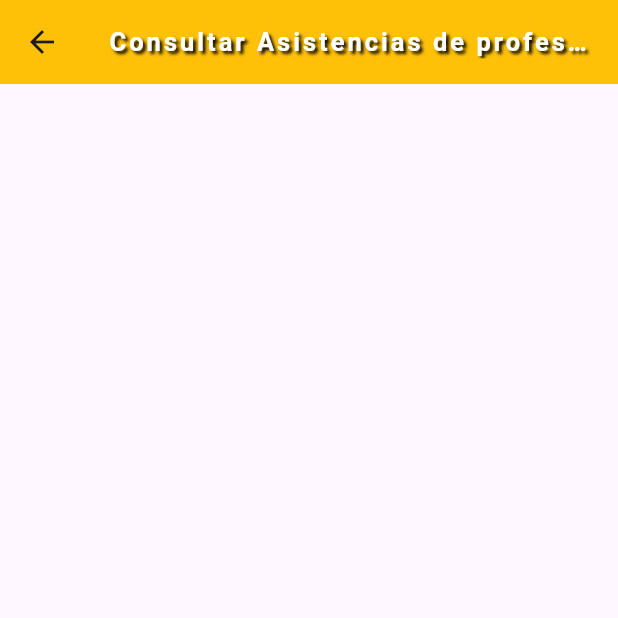
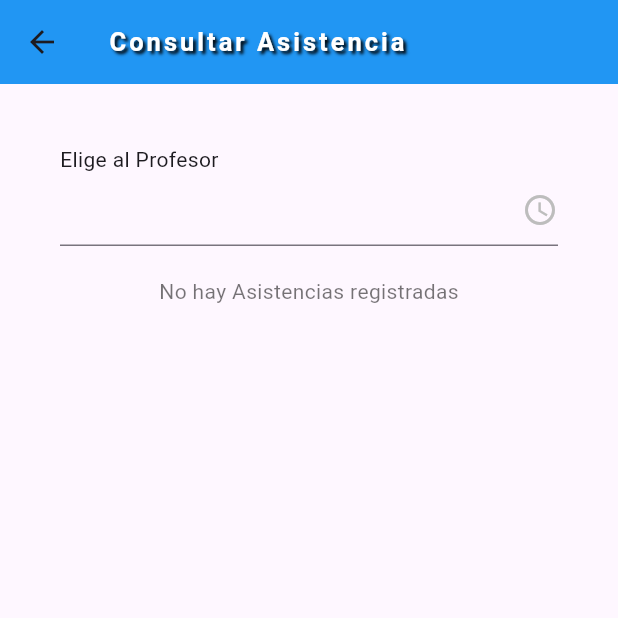
Before and after one commit to JOAGOC/dam_u3_practica1_checador_asistencia, a Flutter app: the GUIConsultarAsistencia screen opened directly, on a phone screen of 412 x 824 dp, the top half of it. Run offline on Flutter 3.47's test engine with Material 3 defaults, Android fonts, the phone set to English and light mode, and no system bars; our stand-ins replace sqflite; accounts and stored records are empty; Roboto replaces fonts that are missing (Montserrat).

Commit message:
Revisión - [x] Retocar el diseño - [x] Unificar la interfaz - [x] Crear las respectivas ventanas usando Navigator - [x] GUI Para consulta de asistencias por maestro   - [x] Consulta - [X] GUI para materias que imparte un maestro   - [X] Consulta - [x] GUI para Filtrar horarios por Edificio   - [x] Consulta
Base
- [X] Hacer el menú de navegación
- [X] Adaptar el Floating Action Button a los distintos menus.
- [X] Hacer el dart de la base de datos (Corregido)
- [X] Hacer los manejadores de datos de cada entidad
- [X] Hacer la GUI de los CRUD de materia - Detalles Retocados
- [X] Programar los CRUDS de materia
- [X] Hacer la GUI de los CRUD de profesor
- [X] Programar los CRUDS de profesor
- [X] Hacer la GUI de los CRUD de Horario
  - [X] Consultar detalles del horario
  - [X] Modificar horario
- [X] Programar los CRUDS de Horario
  - [X] Revisar los CRUDS de Horario
- [X] Hacer la GUI de los CRUD de Asistencia
- [X] Programar los CRUDS de Asistencia

```diff
--- a/lib/Controlador/DBAsistencia.dart
+++ b/lib/Controlador/DBAsistencia.dart
@@ -1,4 +1,3 @@
-import 'package:dam_u3_practica1_checador_asistencia/Modelo/Horario.dart';
 import 'package:dam_u3_practica1_checador_asistencia/Modelo/asistencia.dart';
 import 'package:dam_u3_practica1_checador_asistencia/conexion.dart';
 
@@ -12,14 +11,15 @@ class DBAsistencia {
     return db.insert('ASISTENCIA', asistencia);
   }
 
-  static Future<List<Horario_Asistencia>> consultar() async {
+  static Future<List<Horario_Asistencia>> consultar([String? nprofesor]) async {
     var db = await ConexionDB.abrirDB();
     var resultado = await db.rawQuery("""
       SELECT *
       FROM HORARIO, PROFESOR, MATERIA, ASISTENCIA
       WHERE HORARIO.NPROFESOR = PROFESOR.NPROFESOR
       AND HORARIO.NMAT = MATERIA.NMAT
-      AND HORARIO.NHORARIO = ASISTENCIA.NHORARIO;
+      AND HORARIO.NHORARIO = ASISTENCIA.NHORARIO
+      ${nprofesor!=null?' AND PROFESOR.NPROFESOR = $nprofesor':''};
     """);
     return List.generate(
         resultado.length,
@@ -38,7 +38,6 @@ class DBAsistencia {
                 idasistencia: int.parse(resultado[index]["IDASISTENCIA"].toString()),
             )
     );
-
   }
 
   static Future<int> actualizar(Asistencia a) async {
--- a/lib/Controlador/DBHorario.dart
+++ b/lib/Controlador/DBHorario.dart
@@ -10,7 +10,7 @@ class DBHorario {
     return db.insert('HORARIO', horario);
   }
 
-  static Future<List<HorarioConsultado>> consultar([String? nprofesor]) async {
+  static Future<List<HorarioConsultado>> consultar([String? nprofesor, int? materias]) async {
     var db = await ConexionDB.abrirDB();
     var resultado = await db.rawQuery("""
       SELECT *
@@ -18,11 +18,11 @@ class DBHorario {
       WHERE HORARIO.NPROFESOR = PROFESOR.NPROFESOR
       AND HORARIO.NMAT = MATERIA.NMAT
       ${nprofesor!=null?' AND PROFESOR.NPROFESOR = $nprofesor':''}
-      ${nprofesor!= null? 'GROUP BY MATERIA.NMAT': ""};
+      ${nprofesor!= null && materias!=null ? 'GROUP BY MATERIA.NMAT': ""};
     """);
     return List.generate(
         resultado.length,
-            (index) => HorarioConsultado(
+        (index) => HorarioConsultado(
             nhorario: int.parse(resultado[index]["NHORARIO"].toString()),
             nprofesor: resultado[index]["NPROFESOR"].toString(),
             nmat: resultado[index]["NMAT"].toString(),
--- a/lib/GUI/GUIAsistencia.dart
+++ b/lib/GUI/GUIAsistencia.dart
@@ -45,7 +45,7 @@ class GUIAsistencia {
                 items: app.horario.map((e) {
                   return DropdownMenuItem(
                     value: e.nhorario,
-                    child: Text('${e.hora} - ${e.nombre}'),
+                    child: Text('${e.hora} - ${e.nombre}\n${e.descripcion}'),
                   );
                 }).toList(),
                 onChanged: (value) => nhorario = value!),
--- a/lib/GUI/GUIConsultarAsistencia.dart
+++ b/lib/GUI/GUIConsultarAsistencia.dart
@@ -1,3 +1,8 @@
+import 'package:dam_u3_practica1_checador_asistencia/Controlador/DBAsistencia.dart';
+import 'package:dam_u3_practica1_checador_asistencia/Controlador/DBprofesor.dart';
+import 'package:dam_u3_practica1_checador_asistencia/GUI/GUIEstandar.dart';
+import 'package:dam_u3_practica1_checador_asistencia/Modelo/horario_asistencia.dart';
+import 'package:dam_u3_practica1_checador_asistencia/Modelo/profesor.dart';
 import 'package:flutter/material.dart';
 
 class GUIConsultarAsistencia extends StatefulWidget {
@@ -8,12 +13,21 @@ class GUIConsultarAsistencia extends StatefulWidget {
 }
 
 class _GUIConsultarAsistenciaState extends State<GUIConsultarAsistencia> {
+  static var listaProfesor = <Profesor>[];
+  String nprofesor = '';
+
+  @override
+  void initState() {
+    super.initState();
+    consultarProfesor();
+  }
+
   @override
   Widget build(BuildContext context) {
     return Scaffold(
         appBar: AppBar(
           title: Text(
-          "Consultar Asistencias de profesor",
+            "Consultar Asistencia",
             style: TextStyle(
               fontSize: 17,
               fontWeight: FontWeight.bold,
@@ -29,9 +43,66 @@ class _GUIConsultarAsistenciaState extends State<GUIConsultarAsistencia> {
               ],
             ),
           ),
-        backgroundColor: Colors.amber,
+          backgroundColor: Colors.blue,
         ),
+        body: ListView(
+          padding: EdgeInsets.all(40),
+          children: [
+            Text("Elige al Profesor"),
+            DropdownButtonFormField(
+                icon: Icon(Icons.access_time),
+                items: listaProfesor.map((e) {
+                  return DropdownMenuItem(
+                    child: Text('${e.nombre} - ${e.carrera}'),
+                    value: e.nprofesor,
+                  );
+                }).toList(),
+                onChanged: (value) {
+                  nprofesor = value!;
+                  consultarAsistencias();
+                }),
+            GUIEstandar.espacioEntreCampos,
+            listaAsistencia()
+          ],
+        ));
+  }
 
+  void consultarProfesor() async {
+    var x = await DBprofesor.consultar();
+    setState(() {
+      listaProfesor = x;
+    });
+  }
+
+  static var asistencia = <Horario_Asistencia>[];
+
+  static Widget listaAsistencia() {
+    if (asistencia.isNotEmpty) {
+      return ListView.builder(
+        shrinkWrap: true,
+        itemCount: asistencia.length,
+        itemBuilder: (context, index) => Card(
+          color: (asistencia[index].asistencia?Colors.green.shade300:Colors.red.shade300),
+          child: ListTile(
+            title:
+            Text(asistencia[index].nombre, style: TextStyle(fontWeight: FontWeight.bold)),
+            subtitle: Text(
+                '''Fecha: ${asistencia[index].fecha} Hora: ${asistencia[index].hora}
+Materia: ${asistencia[index].descripcion}
+${asistencia[index].asistencia?'Asistió':'No Asistió'}
+          ''',style: TextStyle(fontWeight: FontWeight.bold)),
+          ),
+        ),
       );
+    } else {
+      return GUIEstandar.listaVacia('No hay Asistencias registradas');
     }
   }
+
+  void consultarAsistencias() async {
+    var x = await DBAsistencia.consultar(nprofesor);
+    setState(() {
+      asistencia =  x;
+    });
+  }
+}
--- a/lib/GUI/GUIConsultarMateria.dart
+++ b/lib/GUI/GUIConsultarMateria.dart
@@ -33,7 +33,7 @@ class _GUIConsultarMateriaState extends State<GUIConsultarMateria> {
   }
 
   void consultarHorario() async {
-    var x = await DBHorario.consultar(profesor);
+    var x = await DBHorario.consultar(profesor,1);
     setState(() {
       recuMateria = x;
     });
@@ -78,7 +78,7 @@ class _GUIConsultarMateriaState extends State<GUIConsultarMateria> {
                 icon: Icon(Icons.access_time),
                 items: listaProfesor.map((e) {
                   return DropdownMenuItem(
-                    child: Text('${e.nombre} - ${e.carrera}',
+                    child: Text('${e.nombre}\n${e.carrera}',
                         style: TextStyle(
                           fontSize: 20,
                         )),
--- a/lib/GUI/GUIHorario.dart
+++ b/lib/GUI/GUIHorario.dart
@@ -106,8 +106,8 @@ class GUIHorario {
                         for (var element in [hora, edificio, salon]) {
                           element.clear();
                         }
-                        nmat = '';
-                        nprofesor = '';
+                        nmat = app.materias.first.nmat;
+                        nprofesor = app.profesor.first.nprofesor;
                       }
 
                       var m = Horario(
```
Also changed, not shown: lib/GUI/GUIConsultarHorario.dart (+68 -1 lines). Lines whose indentation alone changed are shown as unchanged.
